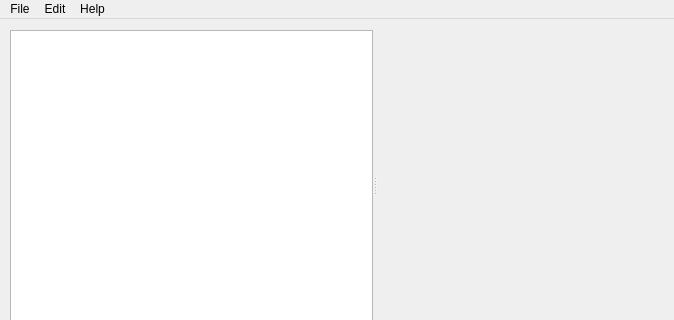
Qt form pmbrowserwindow.ui (ChrisHal/PMbrowser) before a commit; both pictures show x 0 to 674 and y 0 to 320 of the 674 by 680 pixel window.
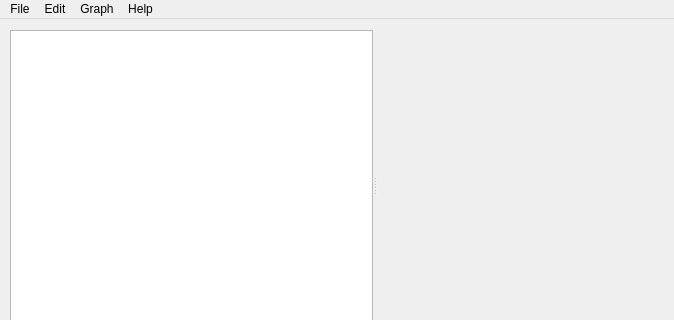
The same form after that commit. Custom widgets are drawn as their Qt base class.

Commit message: basic zoom for graph

What changed in the file:
```diff
--- a/pmbrowserwindow.ui
+++ b/pmbrowserwindow.ui
@@ -151,8 +151,15 @@
     </property>
     <addaction name="actionAbout"/>
    </widget>
+   <widget class="QMenu" name="menuGraph">
+    <property name="title">
+     <string>Graph</string>
+    </property>
+    <addaction name="actionAuto_Scale"/>
+   </widget>
    <addaction name="menuFile"/>
    <addaction name="menuEdit"/>
+   <addaction name="menuGraph"/>
    <addaction name="menuHelp"/>
   </widget>
   <action name="actionOpen">
```
Left out of the diff: 8 changed lines with no effect on the pictures. The commit also changes 3 other files.
